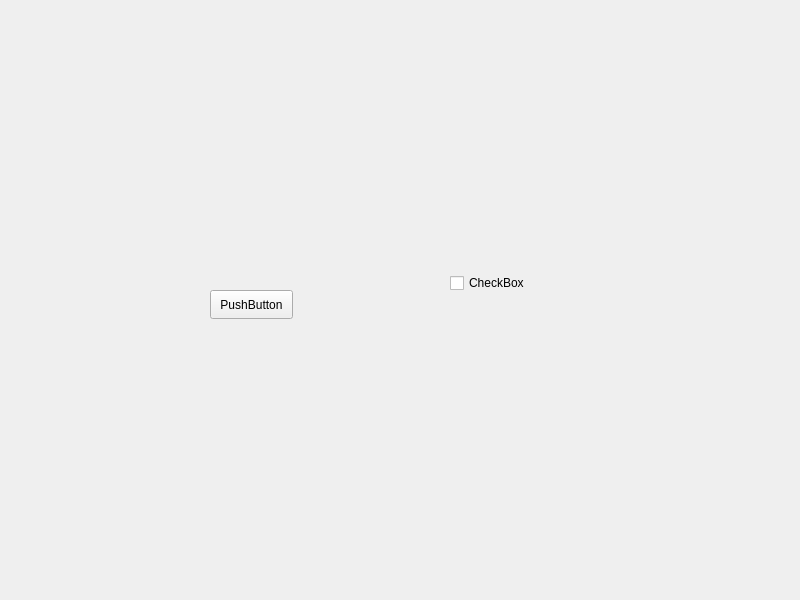
Old version of the form statistics/widget.ui in the repository SimonenkoAlexep/Statistics_QT_Project.
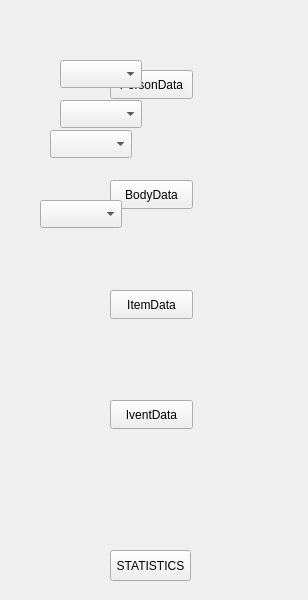
New version of the form.

Commit message: buttons_witout_statistics

The edit to the form file:
```diff
--- a/statistics/widget.ui
+++ b/statistics/widget.ui
@@ -6,37 +6,127 @@
    <rect>
     <x>0</x>
     <y>0</y>
-    <width>800</width>
+    <width>308</width>
     <height>600</height>
    </rect>
   </property>
+  <property name="font">
+   <font>
+    <stylestrategy>PreferDefault</stylestrategy>
+   </font>
+  </property>
   <property name="windowTitle">
    <string>Widget</string>
   </property>
   <widget class="QPushButton" name="pushButton">
    <property name="geometry">
     <rect>
-     <x>210</x>
+     <x>110</x>
+     <y>550</y>
+     <width>81</width>
+     <height>31</height>
+    </rect>
+   </property>
+   <property name="text">
+    <string>STATISTICS</string>
+   </property>
+  </widget>
+  <widget class="QPushButton" name="pushButton_2">
+   <property name="enabled">
+    <bool>true</bool>
+   </property>
+   <property name="geometry">
+    <rect>
+     <x>110</x>
+     <y>70</y>
+     <width>83</width>
+     <height>29</height>
+    </rect>
+   </property>
+   <property name="inputMethodHints">
+    <set>Qt::ImhNone</set>
+   </property>
+   <property name="text">
+    <string>PersonData</string>
+   </property>
+  </widget>
+  <widget class="QPushButton" name="pushButton_3">
+   <property name="geometry">
+    <rect>
+     <x>110</x>
+     <y>180</y>
+     <width>83</width>
+     <height>29</height>
+    </rect>
+   </property>
+   <property name="text">
+    <string>BodyData</string>
+   </property>
+  </widget>
+  <widget class="QPushButton" name="pushButton_4">
+   <property name="geometry">
+    <rect>
+     <x>110</x>
      <y>290</y>
      <width>83</width>
      <height>29</height>
     </rect>
    </property>
    <property name="text">
-    <string>PushButton</string>
+    <string>ItemData</string>
    </property>
   </widget>
-  <widget class="QCheckBox" name="checkBox">
+  <widget class="QPushButton" name="pushButton_5">
    <property name="geometry">
     <rect>
-     <x>450</x>
-     <y>270</y>
-     <width>93</width>
-     <height>26</height>
+     <x>110</x>
+     <y>400</y>
+     <width>83</width>
+     <height>29</height>
     </rect>
    </property>
    <property name="text">
-    <string>CheckBox</string>
+    <string>IventData</string>
+   </property>
+  </widget>
+  <widget class="QComboBox" name="comboBox">
+   <property name="geometry">
+    <rect>
+     <x>60</x>
+     <y>60</y>
+     <width>82</width>
+     <height>28</height>
+    </rect>
+   </property>
+  </widget>
+  <widget class="QComboBox" name="comboBox_2">
+   <property name="geometry">
+    <rect>
+     <x>60</x>
+     <y>100</y>
+     <width>82</width>
+     <height>28</height>
+    </rect>
+   </property>
+  </widget>
+  <widget class="QComboBox" name="comboBox_3">
+   <property name="geometry">
+    <rect>
+     <x>50</x>
+     <y>130</y>
+     <width>82</width>
+     <height>28</height>
+    </rect>
+   </property>
+  </widget>
+  <widget class="QComboBox" name="comboBox_4">
+   <property name="geometry">
+    <rect>
+     <x>40</x>
+     <y>200</y>
+     <width>82</width>
+     <height>28</height>
+    </rect>
    </property>
   </widget>
  </widget>
```
Left out of the diff: 21 changed lines with no effect on the pictures. The commit also changes 16 other files.
